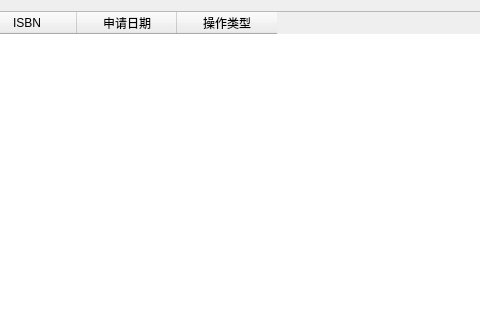
This is ui/confirmationManagement.ui in Fenejifen/sql-work as Qt 5 draws it before an edit; both pictures show x 235 to 715 and y 0 to 320 of the 841 by 597 pixel window. The edited form follows.
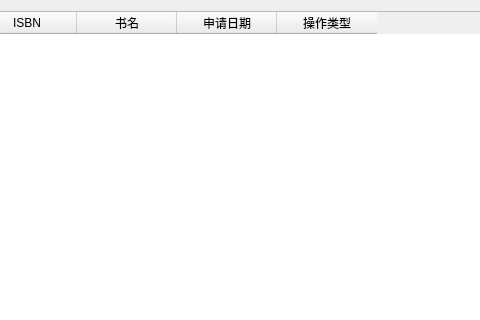
This is the edited form.

Commit message: 完成对书籍的管理功能

The edit to the form file:
```diff
--- a/ui/confirmationManagement.ui
+++ b/ui/confirmationManagement.ui
@@ -42,6 +42,11 @@
                <string>ISBN</string>
               </property>
              </column>
+             <column>
+              <property name="text">
+               <string>书名</string>
+              </property>
+             </column>
              <column>
               <property name="text">
                <string>申请日期</string>
```
The commit also changes 2 other files.
